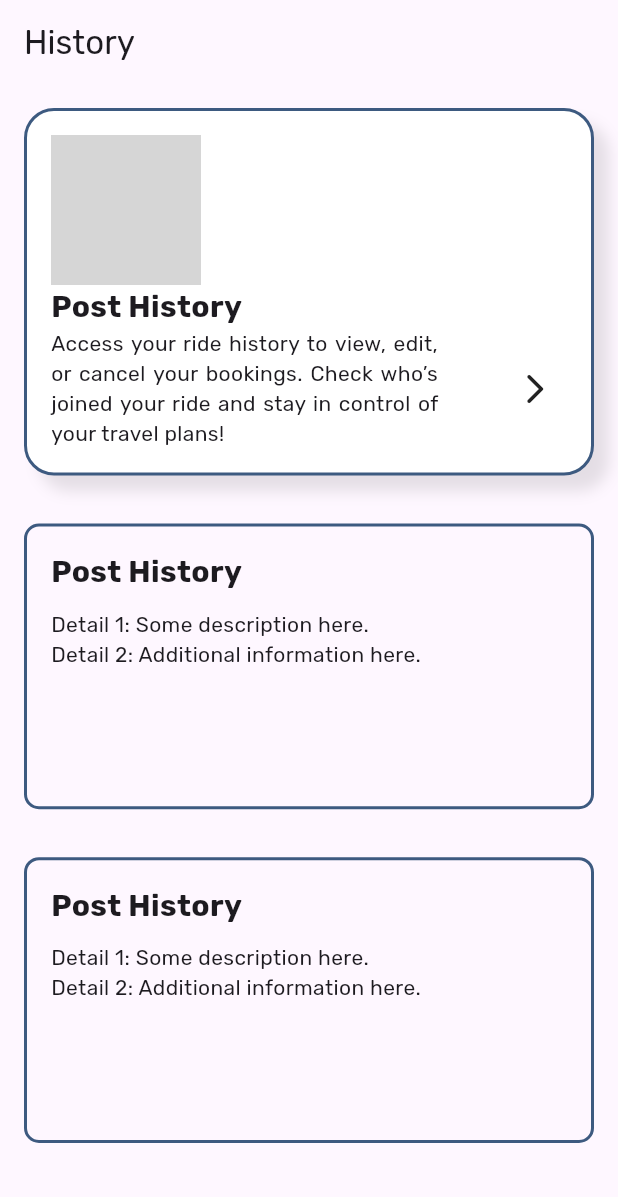
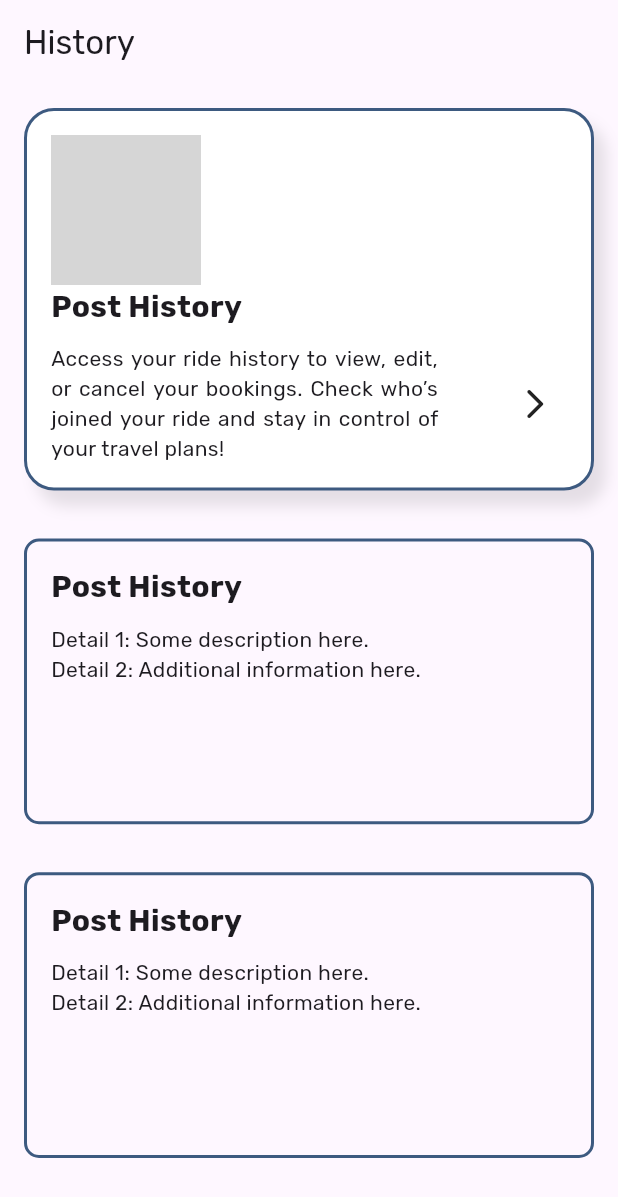
Before and after one commit to rutanshubhayani/Pro-rider, a Flutter app: the History screen opened directly, on a phone screen of 412 x 824 dp. Shown: the top 1197 px of the screen. Run offline on Flutter 3.47's test engine with Material 3 defaults, Android fonts, the phone set to English and light mode, and no system bars; our stand-ins replace font_awesome_flutter, get, google_fonts, image_picker, intl_phone_field, pin_code_fields and 2 more; accounts and stored records are empty; grey boxes are pictures that could not be loaded.

Commit message:
12-10-2024

```diff
--- a/lib/Find/history.dart
+++ b/lib/Find/history.dart
@@ -29,6 +29,7 @@ class _HistoryState extends State<History> {
                 );
               },
               child: SizedBox(
+                // height: MediaQuery.of(context).size.height * 0.27, // 30% of screen width
                 width: double.infinity,
                 child: Container(
                   decoration: BoxDecoration(
@@ -40,7 +41,7 @@ class _HistoryState extends State<History> {
                         color: Colors.black.withOpacity(0.1),
                         spreadRadius: 0,
                         blurRadius: 8,
-                        offset: const Offset(10, 10),
+                        offset: const Offset(8, 10),
                       ),
                     ],
                   ),
@@ -51,19 +52,15 @@ class _HistoryState extends State<History> {
                       crossAxisAlignment: CrossAxisAlignment.start,
                       mainAxisSize: MainAxisSize.min,
                       children: [
-                        // Optional: Wrap Image in a Container for more control
-                        Container(
-                          alignment: Alignment.centerLeft, // Align to left
-                          child: Image.asset(
-                            'images/posthistory.png',
-                            height: 100,
-                            width: 100,
-                          ),
+                        Image.asset('images/posthistory.png',
+                          height: 100,
+                          width: 100,
                         ),
                         Text(
                           'Post History',
                           style: TextStyle(fontSize: 20, fontWeight: FontWeight.bold),
                         ),
+                        SizedBox(height: 10),
                         Row(
                           children: [
                             Expanded(
```
